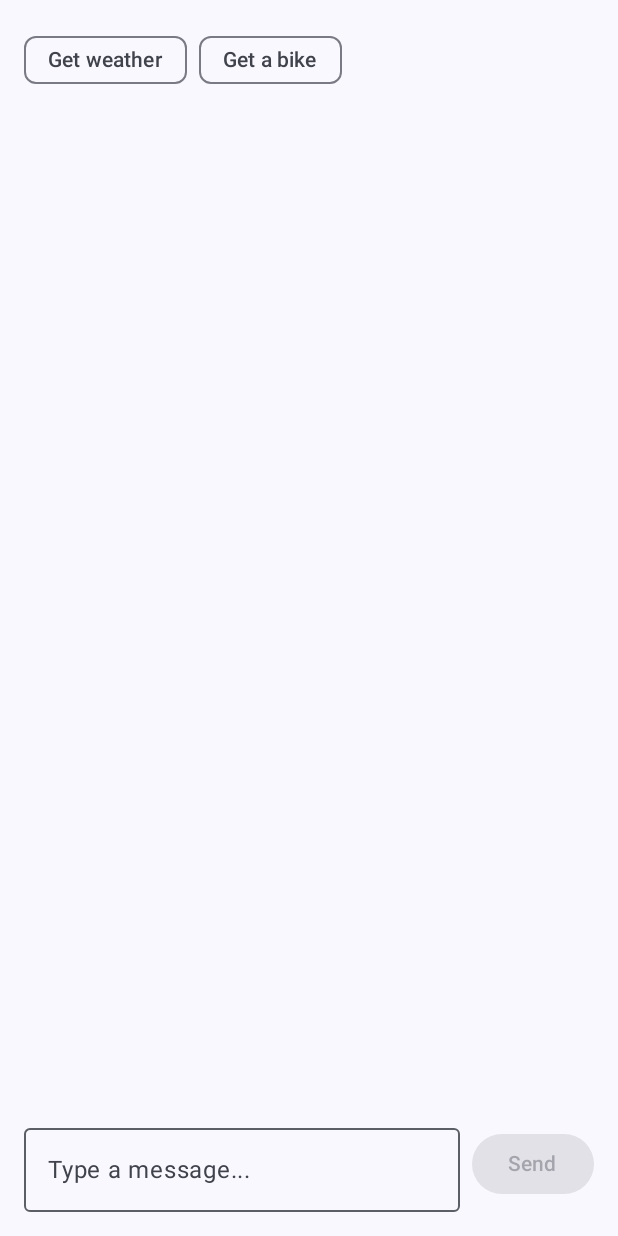
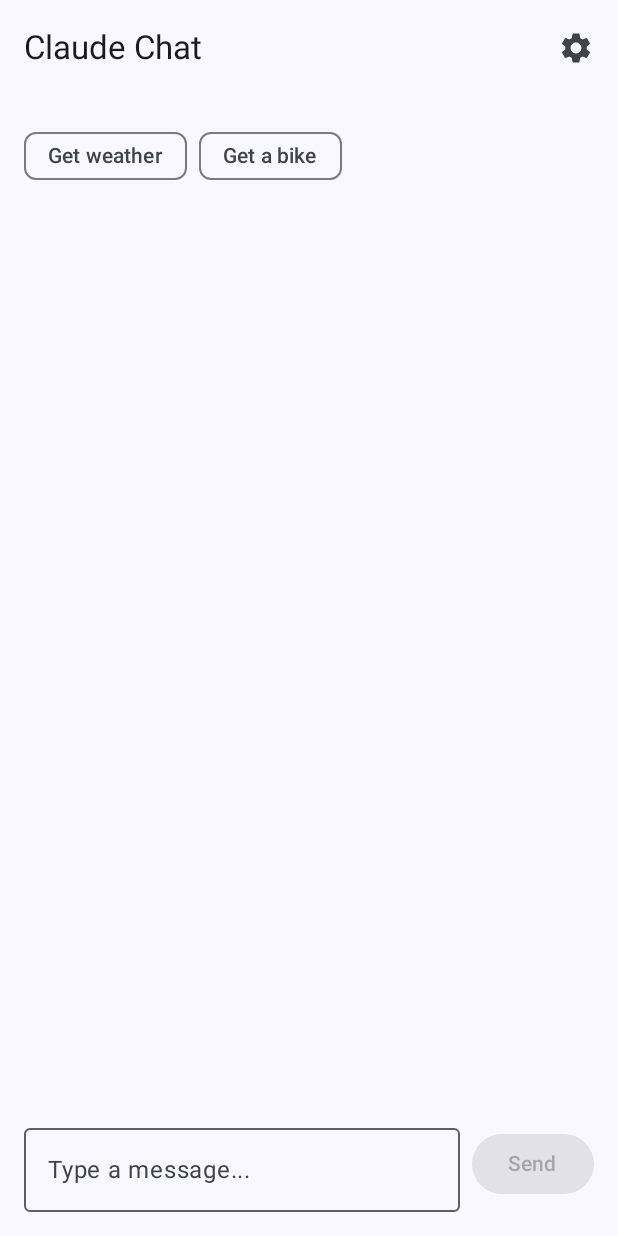
Before and after one commit to alphapaca/ClaudeClient, an Android app built with Jetpack Compose: the screen it shows after launch (MainActivity), on a phone screen of 412 x 824 dp. Run offline under Robolectric (Android 15) with nearby library versions, the phone set to English and light mode, and no system bars; our stand-ins replace Navigation 3.

Commit message:
added settings screen with ability to set system prompt inside it

```diff
--- a/app/src/main/kotlin/com/github/alphapaca/claudeclient/data/repository/ConversationRepository.kt
+++ b/app/src/main/kotlin/com/github/alphapaca/claudeclient/data/repository/ConversationRepository.kt
@@ -20,12 +20,13 @@
 
     fun getConversation(): Flow<List<ConversationItem>> = conversation.asSharedFlow()
 
-    suspend fun sendMessage(message: String) {
+    suspend fun sendMessage(message: String, systemPrompt: String) {
         conversation.value += ConversationItem.Text(ConversationItem.Text.Role.USER, message)
         val request = MessageRequest(
             model = "claude-sonnet-4-5",
             maxTokens = 1024,
-            messages = conversation.value.map { mapper.toApiMessage(it) }
+            messages = conversation.value.map { mapper.toApiMessage(it) },
+            system = systemPrompt.takeIf(String::isNotBlank),
         )
         val response = sendMessageToServer(request)
         conversation.value += listOfNotNull(mapper.toConversationItem(response))
--- /dev/null
+++ b/app/src/main/kotlin/com/github/alphapaca/claudeclient/data/repository/SettingsRepository.kt
@@ -0,0 +1,27 @@
+package com.github.alphapaca.claudeclient.data.repository
+
+import androidx.datastore.core.DataStore
+import androidx.datastore.preferences.core.Preferences
+import androidx.datastore.preferences.core.stringPreferencesKey
+import kotlinx.coroutines.flow.first
+
+
+class SettingsRepository(
+    private val dataStore: DataStore<Preferences>,
+) {
+    suspend fun getSystemPrompt(): String {
+        return dataStore.data.first().toPreferences()[systemPromptKey].orEmpty()
+    }
+
+    suspend fun setSystemPrompt(newPrompt: String) {
+        dataStore.updateData {
+            it.toMutablePreferences().also { preferences ->
+                preferences[systemPromptKey] = newPrompt
+            }
+        }
+    }
+
+    private companion object {
+        val systemPromptKey = stringPreferencesKey("system_prompt")
+    }
+}
--- a/app/src/main/kotlin/com/github/alphapaca/claudeclient/di/ChatModule.kt
+++ b/app/src/main/kotlin/com/github/alphapaca/claudeclient/di/ChatModule.kt
@@ -1,17 +1,27 @@
 package com.github.alphapaca.claudeclient.di
 
+import android.content.Context
+import androidx.datastore.core.DataStore
+import androidx.datastore.preferences.core.Preferences
+import androidx.datastore.preferences.preferencesDataStore
 import com.github.alphapaca.claudeclient.data.api.ClaudeApiClientFactory
 import com.github.alphapaca.claudeclient.data.mapper.ConversationApiMapper
 import com.github.alphapaca.claudeclient.data.repository.ConversationRepository
+import com.github.alphapaca.claudeclient.data.repository.SettingsRepository
 import com.github.alphapaca.claudeclient.domain.usecase.GetABikeUseCase
 import com.github.alphapaca.claudeclient.domain.usecase.GetConversationUseCase
+import com.github.alphapaca.claudeclient.domain.usecase.GetSystemPromptUseCase
 import com.github.alphapaca.claudeclient.domain.usecase.GetWeatherUseCase
 import com.github.alphapaca.claudeclient.domain.usecase.SendMessageUseCase
+import com.github.alphapaca.claudeclient.domain.usecase.SetSystemPromptUseCase
 import com.github.alphapaca.claudeclient.presentation.chat.ChatViewModel
+import com.github.alphapaca.claudeclient.presentation.settings.SettingsViewModel
 import io.ktor.client.HttpClient
 import kotlinx.serialization.json.Json
 import org.koin.core.module.dsl.viewModel
 import org.koin.dsl.module
+
+val Context.dataStore: DataStore<Preferences> by preferencesDataStore(name = "settings")
 
 val chatModule = module {
     factory<Json> {
@@ -25,8 +35,12 @@
     single<HttpClient> { ClaudeApiClientFactory.create(get()) }
     single<ConversationRepository> { ConversationRepository(get(), get()) }
     factory { GetWeatherUseCase(get()) }
-    factory { SendMessageUseCase(get()) }
+    factory { SendMessageUseCase(get(), get()) }
     factory { GetConversationUseCase(get()) }
     factory { GetABikeUseCase(get()) }
+    factory { SettingsRepository(get<Context>().dataStore) }
+    factory { SetSystemPromptUseCase(get()) }
+    factory { GetSystemPromptUseCase(get()) }
     viewModel<ChatViewModel> { ChatViewModel(get(), get(), get(), get()) }
+    viewModel<SettingsViewModel> { SettingsViewModel(get(), get()) }
 }
--- a/app/src/main/kotlin/com/github/alphapaca/claudeclient/domain/usecase/GetABikeUseCase.kt
+++ b/app/src/main/kotlin/com/github/alphapaca/claudeclient/domain/usecase/GetABikeUseCase.kt
@@ -1,12 +1,10 @@
 package com.github.alphapaca.claudeclient.domain.usecase
 
-import com.github.alphapaca.claudeclient.data.repository.ConversationRepository
-
 class GetABikeUseCase(
-    private val repository: ConversationRepository,
+    private val sendMessageUseCase: SendMessageUseCase,
 ) {
     suspend operator fun invoke() {
-        repository.sendMessage(
+        sendMessageUseCase(
             """
                 You are a Bike shop consultant, ask user for his preferences in several steps and at the end
                 recommend the most suitable type of bike with providing a specific example. Be specific and helpful.
--- a/app/src/main/kotlin/com/github/alphapaca/claudeclient/domain/usecase/GetWeatherUseCase.kt
+++ b/app/src/main/kotlin/com/github/alphapaca/claudeclient/domain/usecase/GetWeatherUseCase.kt
@@ -1,15 +1,14 @@
 package com.github.alphapaca.claudeclient.domain.usecase
 
-import com.github.alphapaca.claudeclient.data.repository.ConversationRepository
 import com.github.alphapaca.claudeclient.domain.model.ConversationItem
 
 class GetWeatherUseCase(
-    private val conversationRepository: ConversationRepository,
+    private val sendMessageUseCase: SendMessageUseCase,
 ) {
     suspend operator fun invoke() {
         val weatherConditionsList = ConversationItem.WeatherData.Condition.entries
             .joinToString(separator = ", ") { "\"$it\"" }
-        conversationRepository.sendMessage(
+        sendMessageUseCase(
             """
                 You are a weather API. You need to ask about what city weather user want to know about.
                 After user answered about his city, you must respond with ONLY valid JSON, no other text.
--- a/app/src/main/kotlin/com/github/alphapaca/claudeclient/domain/usecase/SendMessageUseCase.kt
+++ b/app/src/main/kotlin/com/github/alphapaca/claudeclient/domain/usecase/SendMessageUseCase.kt
@@ -1,12 +1,14 @@
 package com.github.alphapaca.claudeclient.domain.usecase
 
 import com.github.alphapaca.claudeclient.data.repository.ConversationRepository
+import com.github.alphapaca.claudeclient.data.repository.SettingsRepository
 
 class SendMessageUseCase(
     private val conversationRepository: ConversationRepository,
+    private val settingsRepository: SettingsRepository,
 ) {
     suspend operator fun invoke(message: String) {
-
-        return conversationRepository.sendMessage(message)
+        val systemPrompt = settingsRepository.getSystemPrompt()
+        return conversationRepository.sendMessage(message, systemPrompt)
     }
 }
--- a/app/src/main/kotlin/com/github/alphapaca/claudeclient/presentation/MainActivity.kt
+++ b/app/src/main/kotlin/com/github/alphapaca/claudeclient/presentation/MainActivity.kt
@@ -8,11 +8,15 @@
 import androidx.compose.foundation.layout.imePadding
 import androidx.compose.foundation.layout.padding
 import androidx.compose.material3.Scaffold
-import androidx.compose.material3.Text
-import androidx.compose.runtime.Composable
+import androidx.compose.runtime.mutableStateListOf
+import androidx.compose.runtime.remember
 import androidx.compose.ui.Modifier
-import androidx.compose.ui.tooling.preview.Preview
+import androidx.navigation3.runtime.entryProvider
+import androidx.navigation3.ui.NavDisplay
 import com.github.alphapaca.claudeclient.presentation.chat.ChatScreen
+import com.github.alphapaca.claudeclient.presentation.navigation.ChatKey
+import com.github.alphapaca.claudeclient.presentation.navigation.SettingsKey
+import com.github.alphapaca.claudeclient.presentation.settings.SettingsScreen
 import com.github.alphapaca.claudeclient.presentation.theme.ClaudeClientTheme
 
 class MainActivity : ComponentActivity() {
@@ -21,8 +25,27 @@
         enableEdgeToEdge()
         setContent {
             ClaudeClientTheme {
+                val backStack = remember { mutableStateListOf<Any>(ChatKey) }
+
                 Scaffold(modifier = Modifier.imePadding().fillMaxSize()) { innerPadding ->
-                    ChatScreen(Modifier.padding(innerPadding))
+                    NavDisplay(
+                        backStack = backStack,
+                        onBack = { backStack.removeLastOrNull() },
+                        entryProvider = entryProvider {
+                            entry<ChatKey> {
+                                ChatScreen(
+                                    modifier = Modifier.padding(innerPadding),
+                                    onSettingsClick = { backStack.add(SettingsKey) }
+                                )
+                            }
+                            entry<SettingsKey> {
+                                SettingsScreen(
+                                    modifier = Modifier.padding(innerPadding),
+                                    onBackClick = { backStack.removeLastOrNull() }
+                                )
+                            }
+                        }
+                    )
                 }
             }
         }
--- a/app/src/main/kotlin/com/github/alphapaca/claudeclient/presentation/chat/ChatScreen.kt
+++ b/app/src/main/kotlin/com/github/alphapaca/claudeclient/presentation/chat/ChatScreen.kt
@@ -12,14 +12,20 @@
 import androidx.compose.foundation.layout.width
 import androidx.compose.foundation.lazy.LazyColumn
 import androidx.compose.foundation.lazy.items
+import androidx.compose.material.icons.Icons
+import androidx.compose.material.icons.filled.Settings
 import androidx.compose.material3.Button
 import androidx.compose.material3.Card
 import androidx.compose.material3.CardDefaults
 import androidx.compose.material3.CircularProgressIndicator
+import androidx.compose.material3.ExperimentalMaterial3Api
+import androidx.compose.material3.Icon
+import androidx.compose.material3.IconButton
 import androidx.compose.material3.MaterialTheme
 import androidx.compose.material3.OutlinedTextField
 import androidx.compose.material3.SuggestionChip
 import androidx.compose.material3.Text
+import androidx.compose.material3.TopAppBar
 import androidx.compose.runtime.Composable
 import androidx.compose.runtime.collectAsState
 import androidx.compose.runtime.getValue
@@ -34,8 +40,12 @@
 import org.koin.androidx.compose.koinViewModel
 import java.util.Locale
 
+@OptIn(ExperimentalMaterial3Api::class)
 @Composable
-fun ChatScreen(modifier: Modifier) {
+fun ChatScreen(
+    modifier: Modifier = Modifier,
+    onSettingsClick: () -> Unit = {},
+) {
     val viewModel = koinViewModel<ChatViewModel>()
     val chatItems by viewModel.chatItems.collectAsState(emptyList())
     val isLoading by viewModel.isLoading.collectAsState()
@@ -44,6 +54,14 @@
     var inputText by remember { mutableStateOf("") }
 
     Column(modifier = modifier.fillMaxSize()) {
+        TopAppBar(
+            title = { Text("Claude Chat") },
+            actions = {
+                IconButton(onClick = onSettingsClick) {
+                    Icon(Icons.Default.Settings, contentDescription = "Settings")
+                }
+            }
+        )
         // Messages
         LazyColumn(
             modifier = Modifier
--- /dev/null
+++ b/app/src/main/kotlin/com/github/alphapaca/claudeclient/presentation/navigation/NavKeys.kt
@@ -0,0 +1,4 @@
+package com.github.alphapaca.claudeclient.presentation.navigation
+
+data object ChatKey
+data object SettingsKey
--- a/gradle/libs.versions.toml
+++ b/gradle/libs.versions.toml
@@ -1,5 +1,6 @@
 [versions]
 agp = "8.12.3"
+datastorePreferences = "1.2.0"
 koin = "4.1.1"
 kotlin = "2.2.0"
 coreKtx = "1.17.0"
@@ -14,9 +15,11 @@
 composeBom = "2025.11.01"
 kotlinxSerialization = "2.2.0"
 okhttp = "5.3.0"
+navigation3 = "1.0.0"
 
 [libraries]
 androidx-core-ktx = { group = "androidx.core", name = "core-ktx", version.ref = "coreKtx" }
+androidx-datastore-preferences = { module = "androidx.datastore:datastore-preferences", version.ref = "datastorePreferences" }
 junit = { group = "junit", name = "junit", version.ref = "junit" }
 androidx-junit = { group = "androidx.test.ext", name = "junit", version.ref = "junitVersion" }
 androidx-espresso-core = { group = "androidx.test.espresso", name = "espresso-core", version.ref = "espressoCore" }
@@ -40,6 +43,8 @@
 ktor-serialization-kotlinx-json = { module = "io.ktor:ktor-serialization-kotlinx-json", version.ref = "ktor" }
 ktor-client-logging = { module = "io.ktor:ktor-client-logging", version.ref = "ktor" }
 okhttp = { module = "com.squareup.okhttp3:okhttp", version.ref = "okhttp" }
+androidx-navigation3-runtime = { module = "androidx.navigation3:navigation3-runtime", version.ref = "navigation3" }
+androidx-navigation3-ui = { module = "androidx.navigation3:navigation3-ui", version.ref = "navigation3" }
 
 [plugins]
 android-application = { id = "com.android.application", version.ref = "agp" }
```
Also changed, not shown: app/build.gradle.kts (+7 -1 lines), app/src/main/kotlin/com/github/alphapaca/claudeclient/domain/usecase/GetSystemPromptUseCase.kt (added, +11 -0 lines), app/src/main/kotlin/com/github/alphapaca/claudeclient/domain/usecase/SetSystemPromptUseCase.kt (added, +11 -0 lines), app/src/main/kotlin/com/github/alphapaca/claudeclient/presentation/settings/SettingsScreen.kt (added, +66 -0 lines), app/src/main/kotlin/com/github/alphapaca/claudeclient/presentation/settings/SettingsViewModel.kt (added, +38 -0 lines), 1 other file.
